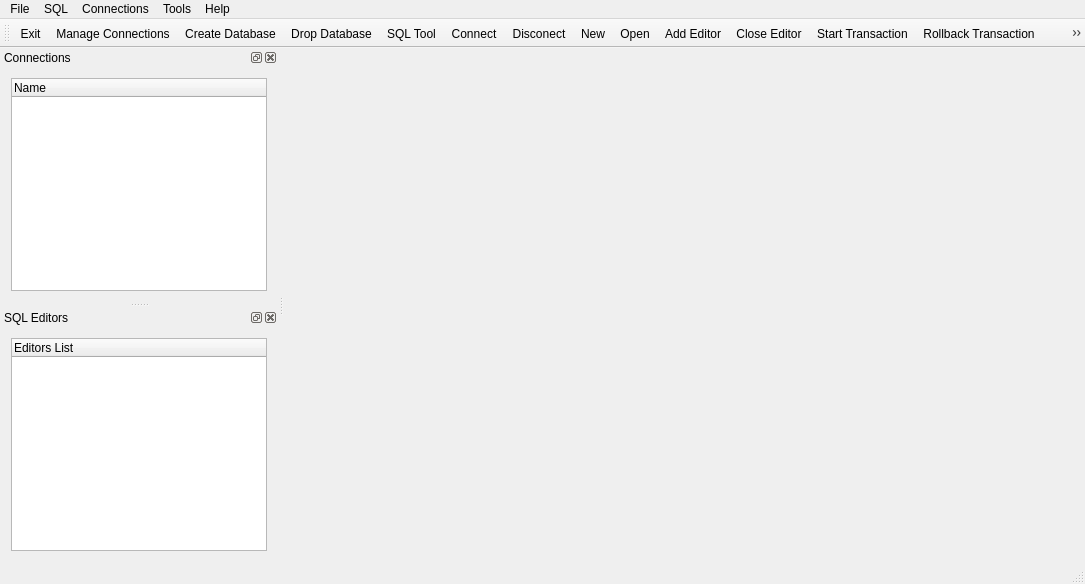
marcotcal/PG-DBA-Tools, file GUI/pgdbatool/mainwindow.ui: the form before one commit.
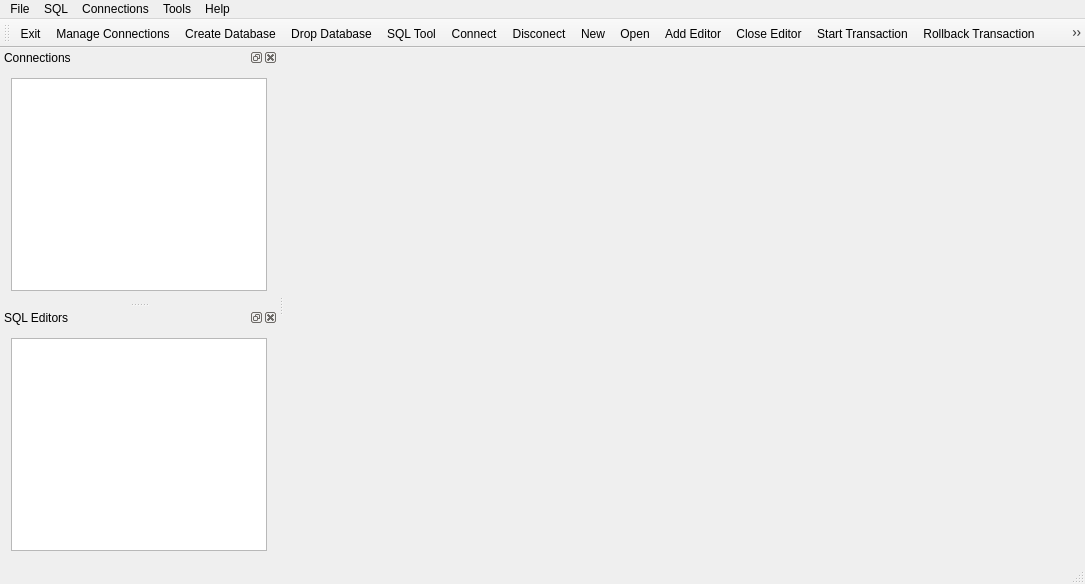
The form after the commit. Icons and pictures are not drawn.

Commit message: Tree View changed to List

Diff of the .ui file:
```diff
--- a/GUI/pgdbatool/mainwindow.ui
+++ b/GUI/pgdbatool/mainwindow.ui
@@ -139,13 +139,7 @@
    <widget class="QWidget" name="dockWidgetContents">
     <layout class="QVBoxLayout" name="verticalLayout">
      <item>
-      <widget class="QTreeWidget" name="connection_list">
-       <column>
-        <property name="text">
-         <string>Name</string>
-        </property>
-       </column>
-      </widget>
+      <widget class="QListWidget" name="connection_list"/>
      </item>
     </layout>
    </widget>
@@ -160,19 +154,7 @@
    <widget class="QWidget" name="dockWidgetContents_2">
     <layout class="QVBoxLayout" name="verticalLayout_2">
      <item>
-      <widget class="QTreeWidget" name="editor_list">
-       <property name="editTriggers">
-        <set>QAbstractItemView::DoubleClicked|QAbstractItemView::EditKeyPressed</set>
-       </property>
-       <property name="selectionMode">
-        <enum>QAbstractItemView::SingleSelection</enum>
-       </property>
-       <column>
-        <property name="text">
-         <string>Editors List</string>
-        </property>
-       </column>
-      </widget>
+      <widget class="QListWidget" name="editor_list"/>
      </item>
     </layout>
    </widget>
```
The commit also changes 2 other files.
